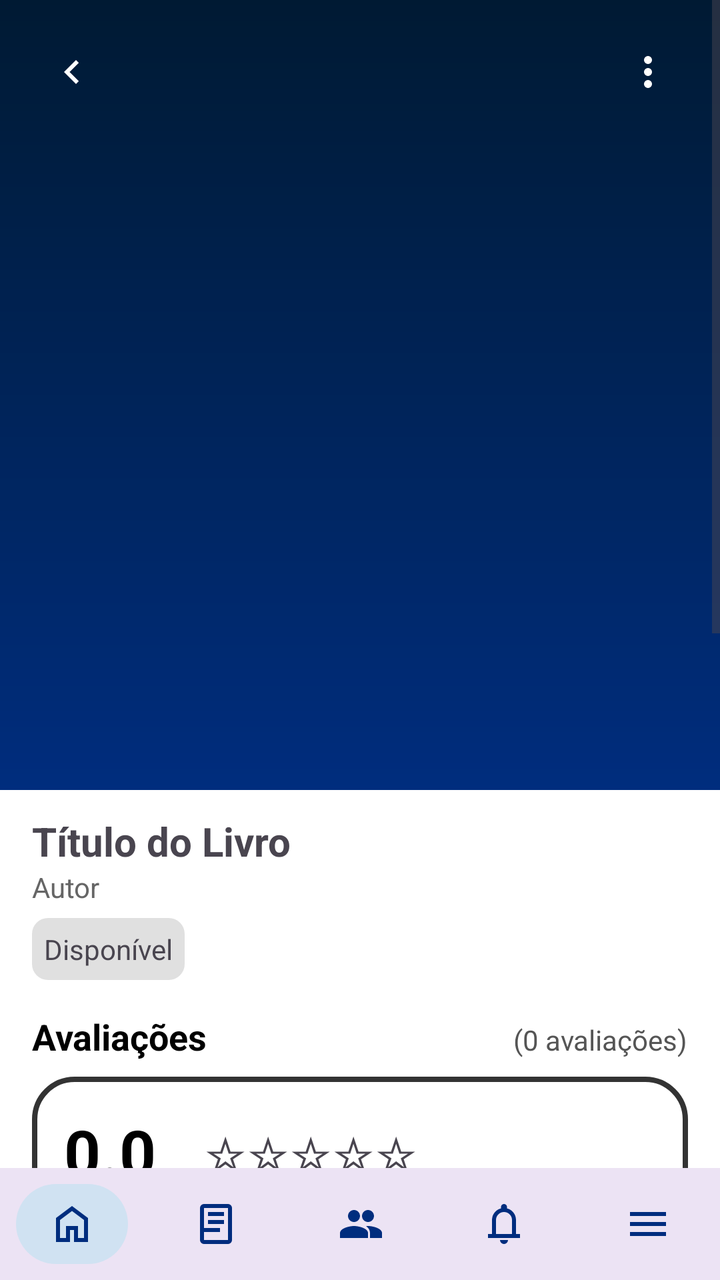
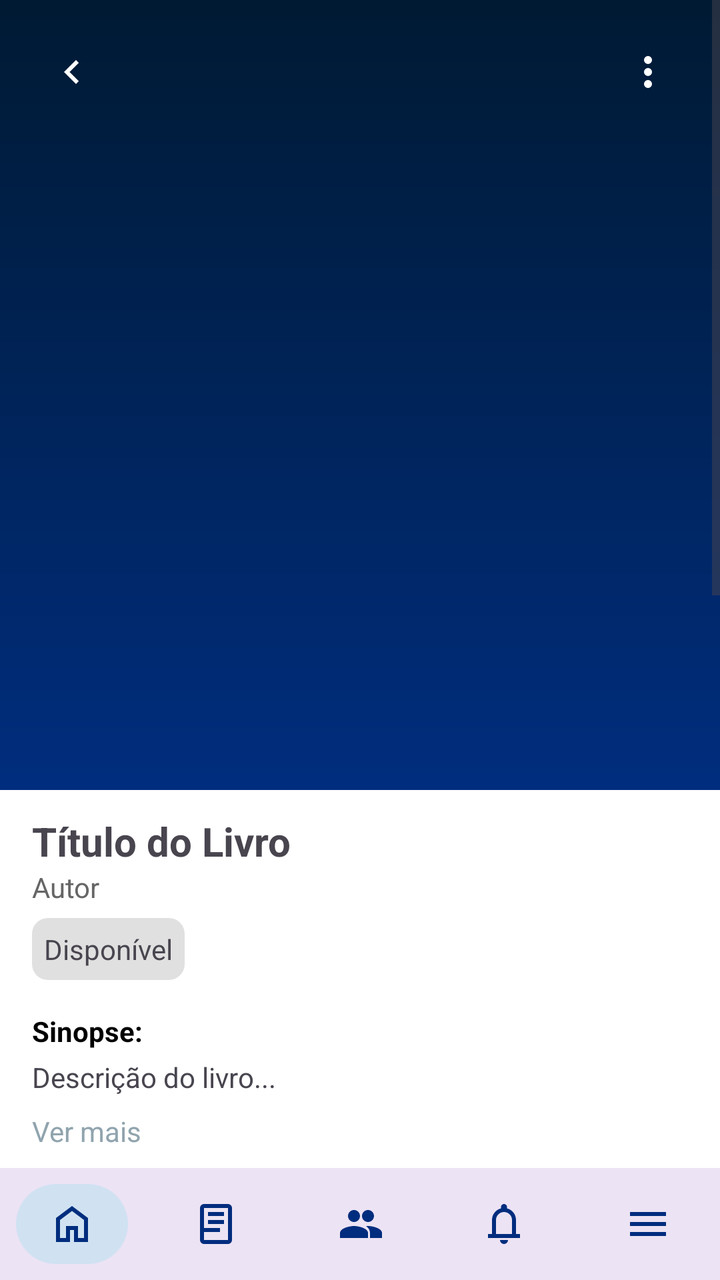

Before-and-after screenshots of an Android layout around one commit, followed by the original layout XML and the change that was made.
<!-- AndroidManifest.xml: application theme Theme.Bibliotecaapp -->
<!-- res/layout/tela_admin_livro.xml -->
<?xml version="1.0" encoding="utf-8"?>
<LinearLayout
    xmlns:android="http://schemas.android.com/apk/res/android"
    xmlns:app="http://schemas.android.com/apk/res-auto"
    xmlns:tools="http://schemas.android.com/tools"
    android:id="@+id/main"
    android:layout_width="match_parent"
    android:layout_height="match_parent"
    android:orientation="vertical"
    android:background="#FFFFFF">

    
    <ScrollView
        android:layout_width="match_parent"
        android:layout_height="0dp"
        android:layout_weight="1">

        <LinearLayout
            android:layout_width="match_parent"
            android:layout_height="wrap_content"
            android:orientation="vertical">

            
            <androidx.constraintlayout.widget.ConstraintLayout
                android:layout_width="match_parent"
                android:layout_height="395dp"
                android:background="@drawable/background_header">

                
                <ImageButton
                    android:id="@+id/btnVoltar"
                    android:layout_width="40dp"
                    android:layout_height="40dp"
                    android:layout_margin="16dp"
                    android:background="?attr/selectableItemBackgroundBorderless"
                    android:src="@drawable/ic_leftarrow"
                    app:layout_constraintStart_toStartOf="parent"
                    app:layout_constraintTop_toTopOf="parent" />

                
                <ImageButton
                    android:id="@+id/btnMenuOpcoes"
                    android:layout_width="40dp"
                    android:layout_height="40dp"
                    android:layout_margin="16dp"
                    android:background="?attr/selectableItemBackgroundBorderless"
                    android:src="@drawable/ic_trespontos"
                    app:layout_constraintEnd_toEndOf="parent"
                    app:layout_constraintTop_toTopOf="parent"
                    app:tint="@android:color/white" />

                
                <ImageView
                    android:id="@+id/imgCapa"
                    android:layout_width="140dp"
                    android:layout_height="200dp"
                    android:scaleType="centerCrop"
                    app:layout_constraintBottom_toBottomOf="parent"
                    app:layout_constraintEnd_toEndOf="parent"
                    app:layout_constraintStart_toStartOf="parent"
                    app:layout_constraintTop_toTopOf="parent" />

            </androidx.constraintlayout.widget.ConstraintLayout>

            
            <TextView
                android:id="@+id/txtTitulo"
                android:layout_width="match_parent"
                android:layout_height="wrap_content"
                android:text="Título do Livro"
                android:textStyle="bold"
                android:textSize="20sp"
                android:paddingStart="16dp"
                android:paddingTop="12dp"/>

            
            <TextView
                android:id="@+id/txtAutor"
                android:layout_width="match_parent"
                android:layout_height="wrap_content"
                android:text="Autor"
                android:textColor="#666"
                android:paddingStart="16dp"/>

            
            <TextView
                android:id="@+id/txtStatus"
                android:layout_width="wrap_content"
                android:layout_height="wrap_content"
                android:text="Disponível"
                android:padding="6dp"
                android:layout_marginStart="16dp"
                android:layout_marginTop="6dp"
                android:background="@drawable/bg_status"/>

            
            <include
                android:id="@+id/layoutResumo"
                layout="@layout/layout_resumo_avaliacao" />

            
            <TextView
                android:id="@+id/txtDescricao"
                android:layout_width="match_parent"
                android:layout_height="wrap_content"
                android:text="Descrição do livro..."
                android:maxLines="4"
                android:ellipsize="end"
                android:padding="16dp"/>

            <TextView
                android:id="@+id/btnVerMais"
                android:layout_width="wrap_content"
                android:layout_height="wrap_content"
                android:text="Ver mais"
                android:textColor="@color/padrao_app"
                android:paddingStart="16dp"/>

            
            <include
                android:id="@+id/avaliacao1"
                layout="@layout/item_admin_avaliacao" />

            <include
                android:id="@+id/avaliacao2"
                layout="@layout/item_admin_avaliacao" />

            
            <TextView
                android:id="@+id/txtSemAvaliacoes"
                android:layout_width="match_parent"
                android:layout_height="wrap_content"
                android:text="Nenhuma avaliação ainda."
                android:padding="16dp"
                android:visibility="gone"/>

            <LinearLayout
                android:layout_width="match_parent"
                android:layout_height="wrap_content"
                android:orientation="horizontal"
                android:layout_marginHorizontal="16dp"
                android:layout_marginTop="8dp"
                android:layout_marginBottom="8dp">

                
                <View
                    android:layout_width="0dp"
                    android:layout_height="0dp"
                    android:layout_weight="1" />

                <Button
                    android:id="@+id/btnVerAvaliacoes"
                    android:layout_width="0dp"
                    android:layout_height="wrap_content"
                    android:layout_weight="1"
                    android:backgroundTint="@color/padrao_app"
                    android:text="Ver mais avaliações"
                    android:textColor="#FFFFFF" />

            </LinearLayout>

        </LinearLayout>
    </ScrollView>


    
    <include layout="@layout/navbar_admin_layout"/>
</LinearLayout>
<!-- res/layout/layout_resumo_avaliacao.xml (included above) -->
<?xml version="1.0" encoding="utf-8"?>
<LinearLayout xmlns:android="http://schemas.android.com/apk/res/android"
    android:layout_width="match_parent"
    android:layout_height="wrap_content"
    android:orientation="vertical"
    android:padding="16dp">

    <RelativeLayout
        android:layout_width="match_parent"
        android:layout_height="wrap_content"
        android:layout_marginBottom="8dp">

        <TextView
            android:id="@+id/lblTituloAvaliacoes"
            android:layout_width="wrap_content"
            android:layout_height="wrap_content"
            android:text="Avaliações"
            android:textSize="18sp"
            android:textColor="#000000"
            android:textStyle="bold"
            android:layout_alignParentStart="true"/>

        <TextView
            android:id="@+id/txtTotalAvaliacoes"
            android:layout_width="wrap_content"
            android:layout_height="wrap_content"
            android:text="(0 avaliações)"
            android:textColor="#555555"
            android:layout_alignParentEnd="true"
            android:layout_alignBaseline="@id/lblTituloAvaliacoes"/>
    </RelativeLayout>

    <LinearLayout
        android:layout_width="match_parent"
        android:layout_height="wrap_content"
        android:orientation="horizontal"
        android:background="@drawable/bg_moldura_avaliacao"
        android:padding="16dp"
        android:gravity="center_vertical">

        <TextView
            android:id="@+id/txtMedia"
            android:layout_width="wrap_content"
            android:layout_height="wrap_content"
            android:text="0.0"
            android:textSize="32sp"
            android:textColor="#000000"
            android:textStyle="bold"
            android:layout_marginEnd="24dp"/>

        <TextView
            android:id="@+id/txtEstrelasMedia"
            android:layout_width="wrap_content"
            android:layout_height="wrap_content"
            android:text="☆☆☆☆☆"
            android:textSize="24sp" />

    </LinearLayout>

</LinearLayout>
<!-- res/layout/item_admin_avaliacao.xml (included above) -->
<?xml version="1.0" encoding="utf-8"?>
<LinearLayout
    xmlns:android="http://schemas.android.com/apk/res/android"
    xmlns:app="http://schemas.android.com/apk/res-auto"
    android:layout_width="match_parent"
    android:layout_height="wrap_content"
    android:orientation="vertical"
    android:padding="16dp"
    android:background="@drawable/bg_comentario"
    android:layout_margin="8dp">

    
    <LinearLayout
        android:layout_width="match_parent"
        android:layout_height="wrap_content"
        android:orientation="horizontal">

        <TextView
            android:id="@+id/txtNomeUsuario"
            android:layout_width="0dp"
            android:layout_height="wrap_content"
            android:layout_weight="1"
            android:text="Usuário"
            android:textStyle="bold"/>

        <TextView
            android:id="@+id/txtData"
            android:layout_width="wrap_content"
            android:layout_height="wrap_content"
            android:text="24/07/2025"
            android:textColor="#777"
            android:textSize="12sp"/>
    </LinearLayout>

    
    <TextView
        android:id="@+id/txtEstrelas"
        android:layout_width="wrap_content"
        android:layout_height="wrap_content"
        android:text="⭐⭐⭐⭐☆"
        android:textSize="14sp"
        android:layout_marginTop="4dp"/>

    
    <TextView
        android:id="@+id/txtComentario"
        android:layout_width="match_parent"
        android:layout_height="wrap_content"
        android:text="Esse é um resenha..."
        android:textColor="#555"
        android:layout_marginTop="4dp"/>

    
    <Button
        android:id="@+id/btnVerSpoiler"
        android:layout_width="wrap_content"
        android:layout_height="32dp"
        android:layout_marginTop="8dp"
        android:text="Ver Spoiler"
        android:textSize="10sp"
        android:backgroundTint="#FFCC00"
        android:textColor="#000000"
        android:visibility="gone"
        android:paddingHorizontal="8dp"
        android:minHeight="0dp"
        android:minWidth="0dp"/>

    
    <RelativeLayout
        android:layout_width="match_parent"
        android:layout_height="wrap_content"
        android:layout_marginTop="12dp">

        <ImageButton
            android:id="@+id/btnCurtir"
            android:layout_width="28dp"
            android:layout_height="28dp"
            android:layout_alignParentStart="true"
            android:layout_centerVertical="true"
            android:background="?attr/selectableItemBackgroundBorderless"
            android:src="@drawable/ic_heart"
            android:scaleType="fitCenter"/>

        <TextView
            android:id="@+id/txtCurtidas"
            android:layout_width="wrap_content"
            android:layout_height="wrap_content"
            android:layout_toEndOf="@id/btnCurtir"
            android:layout_centerVertical="true"
            android:layout_marginStart="4dp"
            android:text="0"
            android:textColor="#555"
            android:textSize="12sp"/>

        
        <ImageButton
            android:id="@+id/btnMenu"
            android:layout_width="28dp"
            android:layout_height="28dp"
            android:layout_alignParentEnd="true"
            android:background="?attr/selectableItemBackgroundBorderless"
            android:src="@drawable/ic_trespontos"
            app:tint="@android:color/black"/>
    </RelativeLayout>

</LinearLayout>
<!-- res/layout/navbar_admin_layout.xml (included above) -->
<?xml version="1.0" encoding="utf-8"?>
<com.google.android.material.bottomnavigation.BottomNavigationView
    xmlns:android="http://schemas.android.com/apk/res/android"
    xmlns:app="http://schemas.android.com/apk/res-auto"
    android:id="@+id/bottomNavAdmin"
    style="@style/NavBar"
    android:layout_width="match_parent"
    android:layout_height="wrap_content"
    app:menu="@menu/admin_bottom_menu"/>
<!-- resources referenced by this layout -->
<resources>
  <color name="padrao_app">#90A4AE</color>
  <!-- drawable background_header (drawable) -->
  <?xml version="1.0" encoding="utf-8"?>
  <shape xmlns:android="http://schemas.android.com/apk/res/android">
  
      <gradient
          android:type="linear"
          android:angle="270"
          android:startColor="#001A33"
          android:endColor="#002D7E" />
  
      <corners android:radius="0dp" />
  
  </shape>
  <!-- drawable bg_comentario (drawable) -->
  <shape xmlns:android="http://schemas.android.com/apk/res/android">
      <solid android:color="#FFFFFF"/>
      <corners android:radius="12dp"/>
      <stroke android:width="1dp" android:color="#DDD"/>
  </shape>
  <!-- drawable bg_moldura_avaliacao (drawable) -->
  <?xml version="1.0" encoding="utf-8"?>
  <shape xmlns:android="http://schemas.android.com/apk/res/android">
      <solid android:color="#FFFFFF"/>
      <corners android:radius="20dp"/>
      <stroke android:width="2.5dp" android:color="#333333"/>
  </shape>
  <!-- drawable bg_status (drawable) -->
  <?xml version="1.0" encoding="utf-8"?>
  <shape xmlns:android="http://schemas.android.com/apk/res/android">
      <solid android:color="#E0E0E0"/>
      <corners android:radius="8dp"/>
  </shape>
  <!-- drawable ic_heart (drawable) -->
  <vector xmlns:android="http://schemas.android.com/apk/res/android"
      android:height="42dp"
      android:viewportHeight="32"
      android:viewportWidth="32"
      android:width="42dp">
  
      <path
          android:fillColor="#00000000"
          android:strokeColor="#000000"
          android:strokeLineJoin="round"
          android:strokeWidth="2"
          android:pathData="M28.343,17.48L16,29L3.657,17.48C1.962,15.898 1,13.684 1,11.365v0C1,6.745 4.745,3 9.365,3h0.17c2.219,0 4.346,0.881 5.915,2.45L16,6l0.55,-0.55C18.119,3.881 20.246,3 22.465,3h0.17C27.255,3 31,6.745 31,11.365v0C31,13.684 30.038,15.898 28.343,17.48z"/>
  
  </vector>
  <!-- drawable ic_leftarrow (drawable) -->
  <vector xmlns:android="http://schemas.android.com/apk/res/android"
      android:width="24dp"
      android:height="24dp"
      android:viewportWidth="960"
      android:viewportHeight="960">
    <path
        android:pathData="M560,720 L320,480l240,-240 56,56 -184,184 184,184 -56,56Z"
        android:fillColor="#FFFFFF"/>
  </vector>
  <!-- drawable ic_trespontos (drawable) -->
  <vector xmlns:android="http://schemas.android.com/apk/res/android"
      android:width="24dp"
      android:height="24dp"
      android:viewportWidth="960"
      android:viewportHeight="960">
    <path
        android:pathData="M480,800q-33,0 -56.5,-23.5T400,720q0,-33 23.5,-56.5T480,640q33,0 56.5,23.5T560,720q0,33 -23.5,56.5T480,800ZM480,560q-33,0 -56.5,-23.5T400,480q0,-33 23.5,-56.5T480,400q33,0 56.5,23.5T560,480q0,33 -23.5,56.5T480,560ZM480,320q-33,0 -56.5,-23.5T400,240q0,-33 23.5,-56.5T480,160q33,0 56.5,23.5T560,240q0,33 -23.5,56.5T480,320Z"
        android:fillColor="#e3e3e3"/>
  </vector>
  <style name="NavBar" parent="Widget.MaterialComponents.BottomNavigationView">
          <item name="itemBackground">@drawable/nav_item_background</item>
          <item name="itemRippleColor">@android:color/transparent</item>
          <item name="itemIconTint">#002D7E</item>
          <item name="itemTextColor">@null</item>
          <item name="labelVisibilityMode">unlabeled</item>
      </style>
  <style name="Theme.Bibliotecaapp" parent="Base.Theme.Bibliotecaapp" />
  <style name="Base.Theme.Bibliotecaapp" parent="Theme.Material3.DayNight.NoActionBar">
          
          
      </style>
  <!-- unchanged entries left out for length: 1 -->
</resources>

<!-- the commit's change to res/layout/tela_admin_livro.xml (unified diff, before → after) -->
@@ -93,28 +93,43 @@
                 android:layout_marginTop="6dp"
                 android:background="@drawable/bg_status"/>
 
-            
+
+            
+            <TextView
+                android:layout_width="match_parent"
+                android:layout_height="wrap_content"
+                android:text="Sinopse:"
+                android:textStyle="bold"
+                android:paddingStart="16dp"
+                android:paddingTop="16dp"
+                android:paddingEnd="16dp"
+                android:textColor="@android:color/black"/>
+
+            <TextView
+                android:id="@+id/txtDescricao"
+                android:layout_width="match_parent"
+                android:layout_height="wrap_content"
+                android:text="Descrição do livro..."
+                android:maxLines="4"
+                android:ellipsize="end"
+                android:paddingStart="16dp"
+                android:paddingEnd="16dp"
+                android:paddingTop="4dp"
+                android:paddingBottom="8dp"/>
+            
+
+
+            <TextView
+                android:id="@+id/btnVerMais"
+                android:layout_width="wrap_content"
+                android:layout_height="wrap_content"
+                android:text="Ver mais"
+                android:textColor="@color/padrao_app"
+                android:paddingStart="16dp"/>
+
             <include
                 android:id="@+id/layoutResumo"
                 layout="@layout/layout_resumo_avaliacao" />
-
-            
-            <TextView
-                android:id="@+id/txtDescricao"
-                android:layout_width="match_parent"
-                android:layout_height="wrap_content"
-                android:text="Descrição do livro..."
-                android:maxLines="4"
-                android:ellipsize="end"
-                android:padding="16dp"/>
-
-            <TextView
-                android:id="@+id/btnVerMais"
-                android:layout_width="wrap_content"
-                android:layout_height="wrap_content"
-                android:text="Ver mais"
-                android:textColor="@color/padrao_app"
-                android:paddingStart="16dp"/>
 
             
             <include
@@ -270,6 +285,16 @@
         android:text="⭐⭐⭐⭐☆"
         android:textSize="14sp"
         android:layout_marginTop="4dp"/>
+
+    
+    <TextView
+        android:id="@+id/txtTituloAvaliacao"
+        android:layout_width="match_parent"
+        android:layout_height="wrap_content"
+        android:text="Título da Avaliação"
+        android:textStyle="bold"
+        android:textColor="#000"
+        android:layout_marginTop="8dp"/>
 
     
     <TextView
